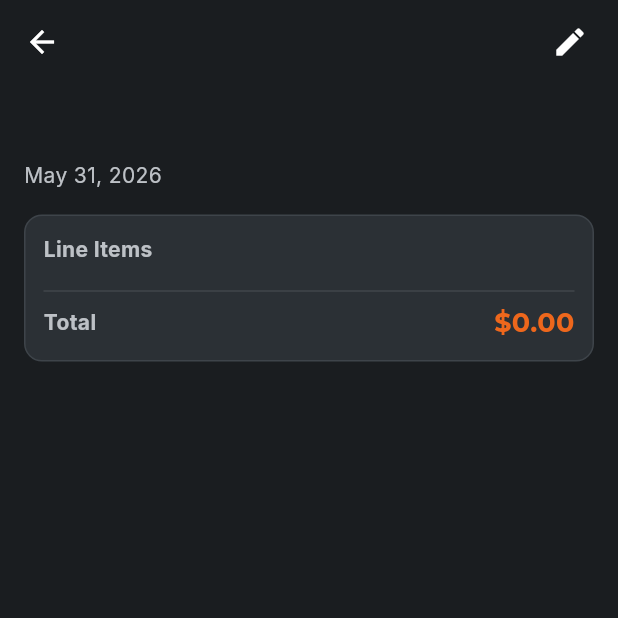
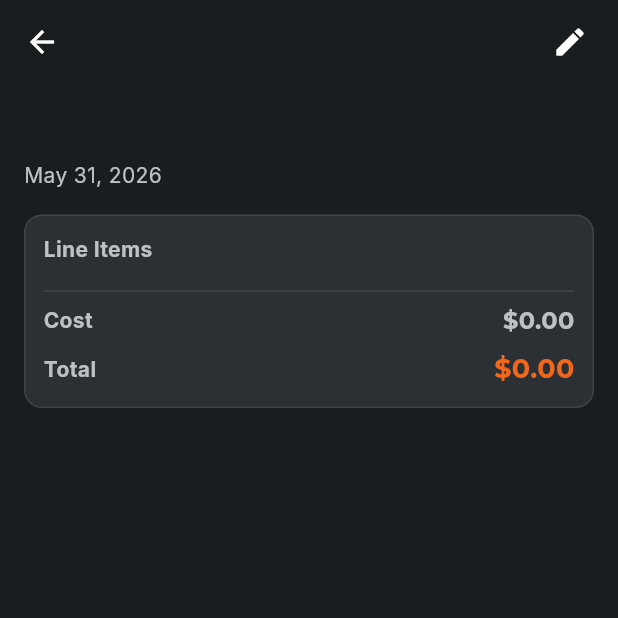
Before and after one commit to Rama-Anwar/nuqta, a Flutter app: the _InvoiceDetailPage screen opened directly with empty values, on a phone screen of 412 x 824 dp, the top half of it. Run offline on Flutter 3.47's test engine with Material 3 defaults, Android fonts, the phone set to English and light mode, and no system bars; our stand-ins replace cloud_firestore, firebase_auth, firebase_core, google_fonts; accounts and stored records are empty; statements that could not run were skipped.

Commit message:
added a cost price to both the invoices.dart and receipts.dart pages

```diff
--- a/lib/data/receipt_store.dart
+++ b/lib/data/receipt_store.dart
@@ -236,7 +236,6 @@ class ReceiptRecord {
   final String userUid;
   final InvoiceStatus status;
 
-
   const ReceiptRecord({
     required this.id,
     required this.userUid,
@@ -251,12 +250,18 @@ class ReceiptRecord {
   double get subtotal => items.fold<double>(0, (sum, item) => sum + item.total);
   double get tax => subtotal * 0.1;
   double get total => subtotal + tax;
+  double get totalCost => items.fold<double>(
+    0,
+    (sum, item) => sum + (item.costPrice * item.quantity),
+  );
+  double get profit => subtotal - totalCost;
+
   Map<String, dynamic> toJson() => <String, dynamic>{
     'id': id,
     'customerName': customerName,
     'invoiceId': invoiceId,
     'userUid': userUid,
-    'status':status.name,
+    'status': status.name,
     // Store as real Firestore timestamps
     'date': Timestamp.fromDate(date),
     'createdAt': Timestamp.fromDate(createdAt),
@@ -293,19 +298,23 @@ class ReceiptLineItem {
   final String item;
   final int quantity;
   final double unitPrice;
+  final double costPrice;
 
   const ReceiptLineItem({
     required this.item,
     required this.quantity,
     required this.unitPrice,
+    required this.costPrice,
   });
 
   double get total => quantity * unitPrice;
+  double get profit => quantity * (unitPrice - costPrice);
 
   Map<String, dynamic> toJson() => <String, dynamic>{
     'item': item,
     'quantity': quantity,
     'unitPrice': unitPrice,
+    'costPrice': costPrice,
   };
 
   factory ReceiptLineItem.fromJson(Map<String, dynamic> json) =>
@@ -313,6 +322,7 @@ class ReceiptLineItem {
         item: json['item'] as String? ?? '',
         quantity: (json['quantity'] as num?)?.toInt() ?? 0,
         unitPrice: (json['unitPrice'] as num?)?.toDouble() ?? 0,
+        costPrice: (json['costPrice'] as num?)?.toDouble() ?? 0,
       );
 }
 
--- a/lib/invoices.dart
+++ b/lib/invoices.dart
@@ -86,6 +86,7 @@ class _InvoicesPageState extends State<InvoicesPage> {
                     name: it.item,
                     quantity: it.quantity,
                     unitPrice: it.unitPrice,
+                    costPrice: it.costPrice,
                   ),
                 )
                 .toList(),
@@ -380,6 +381,8 @@ class _InvoicesPageState extends State<InvoicesPage> {
   }
 
   Widget _buildInvoiceCard(InvoiceModel invoice) {
+    final costAmount = _invoiceCost(invoice);
+
     return Container(
       margin: const EdgeInsets.only(bottom: 16),
       padding: const EdgeInsets.all(16),
@@ -426,6 +429,15 @@ class _InvoicesPageState extends State<InvoicesPage> {
                       color: AppColors.textPrimary,
                       fontWeight: FontWeight.w700,
                       fontSize: 16,
+                    ),
+                  ),
+                  const SizedBox(height: 4),
+                  Text(
+                    'Cost ${_currency(costAmount)}',
+                    style: GoogleFonts.inter(
+                      color: AppColors.textMuted,
+                      fontWeight: FontWeight.w600,
+                      fontSize: 11,
                     ),
                   ),
                   const SizedBox(height: 6),
@@ -676,6 +688,11 @@ class _InvoicesPageState extends State<InvoicesPage> {
 
   String _currency(double value) => '\$${value.toStringAsFixed(2)}';
 
+  double _invoiceCost(InvoiceModel invoice) => invoice.items.fold<double>(
+    0,
+    (sum, item) => sum + (item.costPrice * item.quantity),
+  );
+
   void _openDetails(InvoiceModel invoice) {
     Navigator.of(context).push(
       MaterialPageRoute(builder: (_) => _InvoiceDetailPage(invoice: invoice)),
@@ -707,6 +724,11 @@ class _InvoiceDetailPageState extends State<_InvoiceDetailPage> {
         _invoice.date.month == now.month &&
         _invoice.date.day == now.day;
   }
+
+  double get _invoiceCost => _invoice.items.fold<double>(
+    0,
+    (sum, item) => sum + (item.costPrice * item.quantity),
+  );
 
   @override
   Widget build(BuildContext context) {
@@ -791,11 +813,40 @@ class _InvoiceDetailPageState extends State<_InvoiceDetailPage> {
                               color: AppColors.textPrimary,
                             ),
                           ),
+                          const SizedBox(width: 8),
+                          Text(
+                            'Cost \$${item.costPrice.toStringAsFixed(2)}',
+                            style: GoogleFonts.jetBrainsMono(
+                              color: AppColors.textMuted,
+                              fontSize: 12,
+                            ),
+                          ),
                         ],
                       ),
                     ),
                   ),
                   const Divider(color: Color(0x1AFFFFFF)),
+                  Row(
+                    mainAxisAlignment: MainAxisAlignment.spaceBetween,
+                    children: [
+                      Text(
+                        'Cost',
+                        style: GoogleFonts.inter(
+                          color: AppColors.textMuted,
+                          fontWeight: FontWeight.w700,
+                        ),
+                      ),
+                      Text(
+                        '\$${_invoiceCost.toStringAsFixed(2)}',
+                        style: GoogleFonts.montserrat(
+                          color: AppColors.textMuted,
+                          fontSize: 16,
+                          fontWeight: FontWeight.w700,
+                        ),
+                      ),
+                    ],
+                  ),
+                  const SizedBox(height: 8),
                   Row(
                     mainAxisAlignment: MainAxisAlignment.spaceBetween,
                     children: [
@@ -841,6 +892,9 @@ class _InvoiceDetailPageState extends State<_InvoiceDetailPage> {
                 'price': TextEditingController(
                   text: item.unitPrice.toStringAsFixed(2),
                 ),
+                'cost': TextEditingController(
+                  text: item.costPrice.toStringAsFixed(2),
+                ),
               },
             )
             .toList();
@@ -870,6 +924,7 @@ class _InvoiceDetailPageState extends State<_InvoiceDetailPage> {
                       final item = _invoice.items[index];
                       final qtyController = controllers[index]['qty']!;
                       final priceController = controllers[index]['price']!;
+                      final costController = controllers[index]['cost']!;
                       return Padding(
                         padding: const EdgeInsets.only(bottom: 12),
                         child: Row(
@@ -898,7 +953,7 @@ class _InvoiceDetailPageState extends State<_InvoiceDetailPage> {
                             ),
                             const SizedBox(width: 8),
                             SizedBox(
-                              width: 100,
+                              width: 86,
                               child: TextField(
                                 controller: priceController,
                                 keyboardType:
@@ -910,6 +965,23 @@ class _InvoiceDetailPageState extends State<_InvoiceDetailPage> {
                                 ),
                                 decoration: const InputDecoration(
                                   labelText: 'Price',
+                                ),
+                              ),
+                            ),
+                            const SizedBox(width: 8),
+                            SizedBox(
+                              width: 86,
+                              child: TextField(
+                                controller: costController,
+                                keyboardType:
+                                    const TextInputType.numberWithOptions(
+                                      decimal: true,
+                                    ),
+                                style: GoogleFonts.inter(
+                                  color: AppColors.textPrimary,
+                                ),
+                                decoration: const InputDecoration(
+                                  labelText: 'Cost',
                                 ),
                               ),
                             ),
@@ -939,11 +1011,17 @@ class _InvoiceDetailPageState extends State<_InvoiceDetailPage> {
                                     controllers[i]['price']!.text,
                                   ) ??
                                   current.unitPrice;
+                              final cost =
+                                  double.tryParse(
+                                    controllers[i]['cost']!.text,
+                                  ) ??
+                                  current.costPrice;
                               updated.add(
                                 InvoiceLine(
                                   name: current.name,
                                   quantity: qty,
                                   unitPrice: price,
+                                  costPrice: cost,
                                 ),
                               );
                             }
@@ -978,6 +1056,7 @@ class _InvoiceDetailPageState extends State<_InvoiceDetailPage> {
               item: line.name,
               quantity: line.quantity,
               unitPrice: line.unitPrice,
+              costPrice: line.costPrice,
             ),
           )
           .toList(),
@@ -999,6 +1078,7 @@ class _InvoiceDetailPageState extends State<_InvoiceDetailPage> {
                 name: line.item,
                 quantity: line.quantity,
                 unitPrice: line.unitPrice,
+                costPrice: line.costPrice,
               ),
             )
             .toList(),
--- a/lib/models/invoice_model.dart
+++ b/lib/models/invoice_model.dart
@@ -4,11 +4,13 @@ class InvoiceLine {
   final String name;
   final int quantity;
   final double unitPrice;
+  final double costPrice;
 
   const InvoiceLine({
     required this.name,
     required this.quantity,
     required this.unitPrice,
+    required this.costPrice,
   });
 }
 
```
Also changed, not shown: lib/recive.dart (+56 -7 lines).
